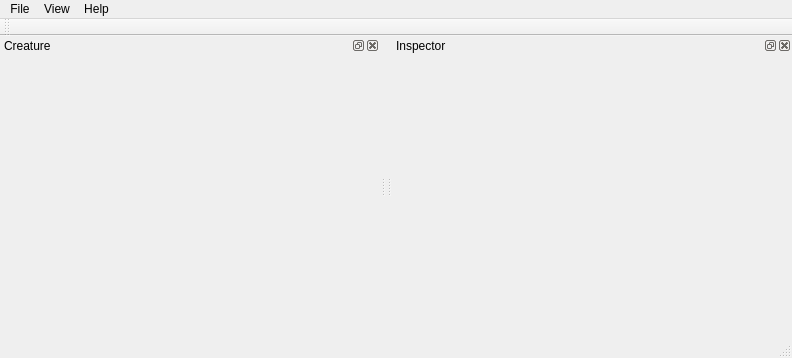
Above: src/genelab/apps/genelab/creatureviewer/ui/creatureviewerwindow.ui from GeneCraft/GeneCraft-Project before the change. Below: the same form after it.
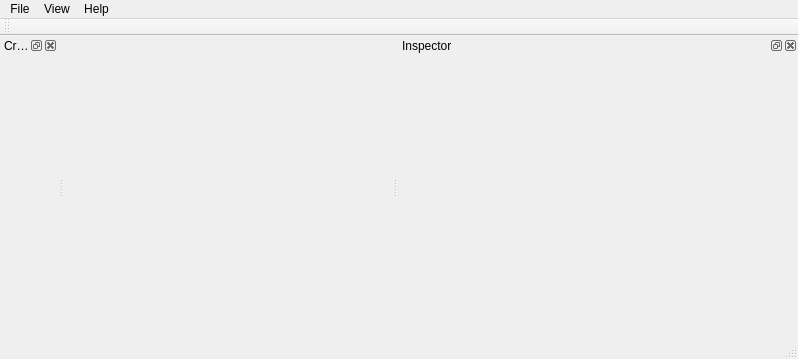
That is the form after the change. Icons and pictures are not drawn.

Diff of the .ui file:
```diff
--- a/src/genelab/apps/genelab/creatureviewer/ui/creatureviewerwindow.ui
+++ b/src/genelab/apps/genelab/creatureviewer/ui/creatureviewerwindow.ui
@@ -2,6 +2,14 @@
 <ui version="4.0">
  <class>CreatureViewer</class>
  <widget class="QMainWindow" name="CreatureViewer">
+  <property name="geometry">
+   <rect>
+    <x>0</x>
+    <y>0</y>
+    <width>798</width>
+    <height>359</height>
+   </rect>
+  </property>
   <property name="windowTitle">
    <string>Creature Viewer</string>
   </property>
@@ -16,7 +24,7 @@
      <x>0</x>
      <y>0</y>
      <width>798</width>
-     <height>21</height>
+     <height>22</height>
     </rect>
    </property>
    <widget class="QMenu" name="menuFile">
@@ -76,8 +84,8 @@
   <widget class="QDockWidget" name="dwCreature">
    <property name="minimumSize">
     <size>
-     <width>380</width>
-     <height>300</height>
+     <width>0</width>
+     <height>0</height>
     </size>
    </property>
    <property name="windowIcon">
@@ -122,7 +130,7 @@
     <enum>TopToolBarArea</enum>
    </attribute>
    <attribute name="toolBarBreak">
-    <bool>true</bool>
+    <bool>false</bool>
    </attribute>
   </widget>
   <action name="actionSave_selected_creature">
```
